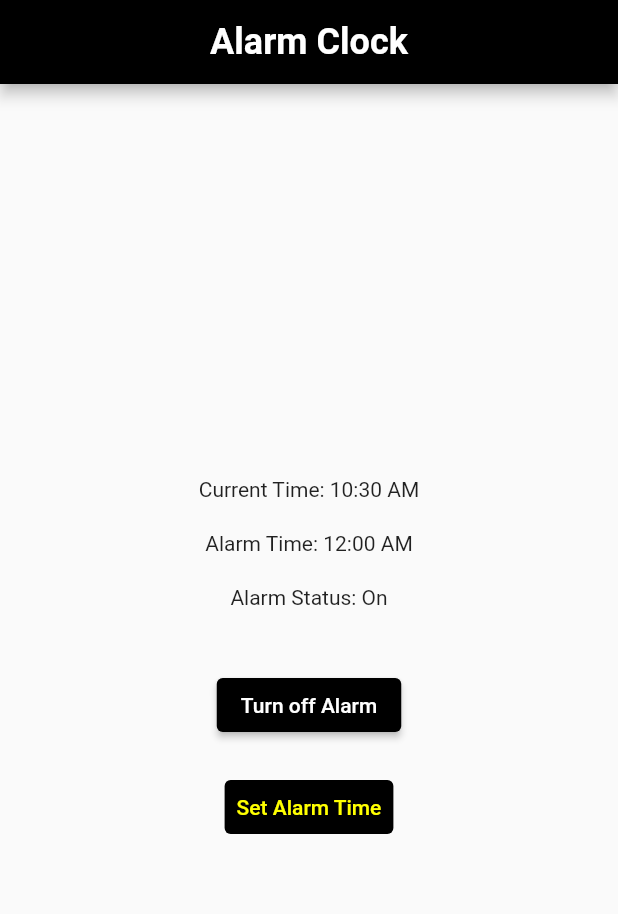
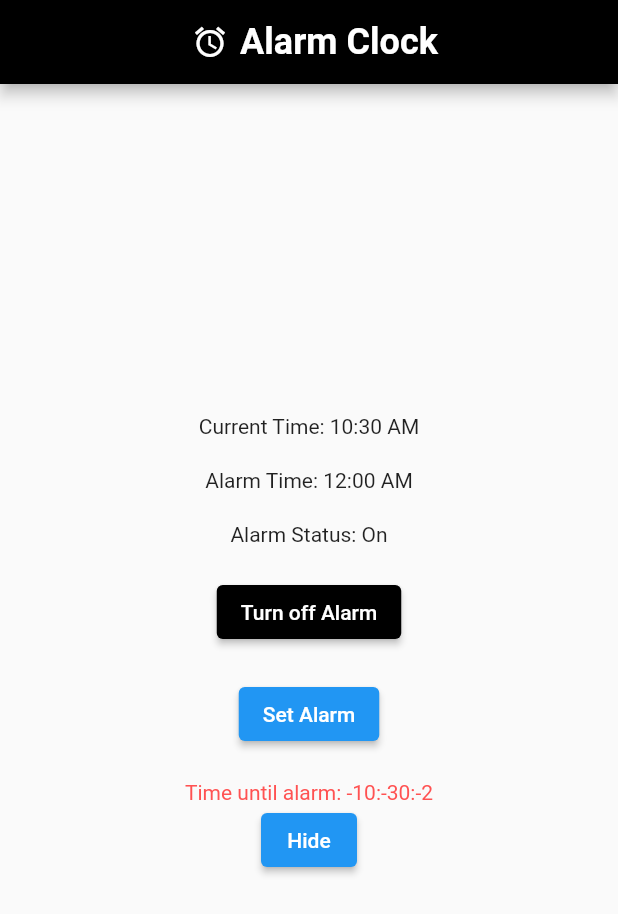
Before and after one commit to bvversoz/Experience, a Flutter app: the AlarmClockScreen screen opened directly, after a tap on "Turn on Alarm", on a phone screen of 412 x 824 dp. Shown: the top 914 px of the screen. Run offline on Flutter 3.47's test engine with Material 2 defaults, Android fonts, the phone set to English and light mode, and no system bars; our stand-ins replace fluttertoast.

Commit message:
Product PNGs Added

```diff
--- /dev/null
+++ b/lib/alarm_clock/appbar.dart
@@ -0,0 +1,34 @@
+
+import 'package:flutter/material.dart';
+
+
+
+class AlarmAppBar extends StatelessWidget implements PreferredSizeWidget {
+  @override
+  Size get preferredSize => Size.fromHeight(kToolbarHeight);
+
+  @override
+  Widget build(BuildContext context) {
+    return AppBar(
+      backgroundColor: Colors.black,
+      title: Row(
+        mainAxisAlignment: MainAxisAlignment.center,
+        children: [
+          Padding(
+            padding: const EdgeInsets.all(8.0),
+            child: Icon(Icons.alarm),
+          ),
+          Text(
+            'Alarm Clock',
+            style: TextStyle(
+              fontSize: 24,
+              fontWeight: FontWeight.bold,
+              color: Colors.white,
+            ),
+          ),
+        ],
+      ),
+      centerTitle: true,
+    );
+  }
+}
--- /dev/null
+++ b/lib/alarm_clock/clock_body.dart
@@ -0,0 +1,41 @@
+
+import 'dart:async';
+import 'package:flutter/material.dart';
+import 'package:gsheets/alarm_clock/toggle_alarm_button.dart';
+
+import 'count_down.dart';
+class SetAlarmButton extends StatefulWidget {
+  final Function(TimeOfDay) onAlarmSet;
+
+  SetAlarmButton({required this.onAlarmSet});
+
+  @override
+  _SetAlarmButtonState createState() => _SetAlarmButtonState();
+}
+
+class _SetAlarmButtonState extends State<SetAlarmButton> {
+  TimeOfDay _selectedTime = TimeOfDay(hour: 0, minute: 0);
+
+  Future<void> _selectTime(BuildContext context) async {
+    final TimeOfDay? selectedTime = await showTimePicker(
+      context: context,
+      initialTime: _selectedTime,
+    );
+
+    if (selectedTime != null) {
+      setState(() {
+        _selectedTime = selectedTime;
+      });
+
+      widget.onAlarmSet(selectedTime);
+    }
+  }
+
+  @override
+  Widget build(BuildContext context) {
+    return ElevatedButton(
+      child: Text('Set Alarm'),
+      onPressed: () => _selectTime(context),
+    );
+  }
+}
--- a/lib/alarm_clock/count_down.dart
+++ b/lib/alarm_clock/count_down.dart
@@ -3,8 +3,12 @@ import 'package:flutter/material.dart';
 
 class CountdownWidget extends StatefulWidget {
   final Duration duration;
+  final bool hideButton;
 
-  const CountdownWidget({required this.duration});
+  const CountdownWidget({
+    required this.duration,
+    this.hideButton = false,
+  });
 
   @override
   _CountdownWidgetState createState() => _CountdownWidgetState();
@@ -13,6 +17,7 @@ class CountdownWidget extends StatefulWidget {
 class _CountdownWidgetState extends State<CountdownWidget> {
   late Timer _timer;
   late Duration _remainingTime;
+  bool _isTimeHidden = false;
 
   @override
   void initState() {
@@ -41,6 +46,12 @@ class _CountdownWidgetState extends State<CountdownWidget> {
     return '$hours:$minutes:$seconds';
   }
 
+  void _toggleTimeVisibility() {
+    setState(() {
+      _isTimeHidden = !_isTimeHidden;
+    });
+  }
+
   @override
   void dispose() {
     _timer.cancel();
@@ -51,10 +62,16 @@ class _CountdownWidgetState extends State<CountdownWidget> {
   Widget build(BuildContext context) {
     return Column(
       children: [
-        Text(
-          'Time until alarm: ${_formatDuration(_remainingTime)}',
-          style: TextStyle(fontSize: 24, color: Colors.redAccent),
-        ),
+        if (!_isTimeHidden)
+          Text(
+            'Time until alarm: ${_formatDuration(_remainingTime)}',
+            style: TextStyle(fontSize: 14, color: Colors.redAccent),
+          ),
+        if (!_isTimeHidden && !widget.hideButton)
+          ElevatedButton(
+            child: Text('Hide'),
+            onPressed: _toggleTimeVisibility,
+          ),
       ],
     );
   }
--- a/lib/alarm_clock/main.dart
+++ b/lib/alarm_clock/main.dart
@@ -1,7 +1,9 @@
 import 'dart:async';
 import 'package:flutter/material.dart';
-import 'package:gsheets/alarm_clock/text_style_class.dart';
+import 'package:gsheets/alarm_clock/toggle_alarm_button.dart';
 
+import 'appbar.dart';
+import 'clock_body.dart';
 import 'count_down.dart';
 
 void main() => runApp(AlarmClockApp());
@@ -64,11 +66,12 @@ class _AlarmClockScreenState extends State<AlarmClockScreen> {
     }
   }
 
-  bool _isAlarmTime() {
+  bool _AlarmTime() {
     final now = TimeOfDay.now();
     return now == _selectedTime;
   }
 
+ // This code calculates the time remaining until a selected alarm time by subtracting the current time from the selected time.
   Duration _getTimeUntilAlarm() {
     final now = DateTime.now();
     final alarmDateTime = DateTime(
@@ -83,30 +86,21 @@ class _AlarmClockScreenState extends State<AlarmClockScreen> {
 
   @override
   Widget build(BuildContext context) {
+    final currentTime = TimeOfDay.now();
     final alarmTime = TimeOfDay(hour: _selectedTime.hour, minute: _selectedTime.minute);
-    final isAlarmTime = _isAlarmTime();
+    final isAlarmTime = currentTime == alarmTime;
     final timeUntilAlarm = _getTimeUntilAlarm();
 
+    String formattedTimeUntilAlarm = '${timeUntilAlarm.inHours}:${timeUntilAlarm.inMinutes.remainder(60).toString().padLeft(2, '0')}:${timeUntilAlarm.inSeconds.remainder(60).toString().padLeft(2, '0')}';
+
     return Scaffold(
-      appBar: AppBar(
-        backgroundColor: Colors.black,
-        title: Text(
-          'Alarm Clock',
-          style: TextStyle(
-            fontSize: 24,
-            fontWeight: FontWeight.bold,
-            color: Colors.white,
-          ),
-        ),
-        centerTitle: true,
-      ),
-
+      appBar: AlarmAppBar(),
       body: Center(
         child: Column(
           mainAxisAlignment: MainAxisAlignment.center,
           crossAxisAlignment: CrossAxisAlignment.center,
           children: [
-            Text('Current Time: ${TimeOfDay.now().format(context)}'),
+            Text('Current Time: ${currentTime.format(context)}'),
             SizedBox(height: 20),
             if (_isTimerSet)
               Column(
@@ -117,36 +111,29 @@ class _AlarmClockScreenState extends State<AlarmClockScreen> {
               ),
             Text('Alarm Status: ${_isAlarmOn ? 'On' : 'Off'}'),
             SizedBox(height: 20),
-            if (isAlarmTime)
-              Text(
-                'Wake up!',
-                style: TextStyle(fontSize: 32, fontWeight: FontWeight.bold),
-              ),
-            if (_isTimerSet && !isAlarmTime && timeUntilAlarm.inSeconds > 0)
+
+            AlarmButton(
+              isAlarmOn: _isAlarmOn,
+              onPressed: _toggleAlarm,
+            ),
+            SizedBox(height: 20),
+            SetAlarmButton(
+              onAlarmSet: (selectedTime) {
+                setState(() {
+                  _selectedTime = selectedTime;
+                  _isTimerSet = true; // Set the timer status to true when a time is selected
+                });
+              },
+            ),
+            SizedBox(height: 20),
+            if (_isAlarmOn && !isAlarmTime)
               CountdownWidget(
                 duration: timeUntilAlarm,
               ),
             SizedBox(height: 20),
-            ElevatedButton(
-              child: Text(_isAlarmOn ? 'Turn off Alarm' : 'Turn on Alarm'),
-              style: ElevatedButton.styleFrom(
-                primary: Colors.black, // Set the background color to black
-              ),
-              onPressed: _toggleAlarm,
-            ),
-            SizedBox(height: 20),
-            TextButton(
-              style: ElevatedButton.styleFrom(
-                primary: Colors.black, // Set the background color to black
-              ),
-              child: Text('Set Alarm Time', style: TextStyle(color: Colors.yellowAccent),),
-              onPressed: () => _selectTime(context),
-            ),
           ],
         ),
       ),
-
     );
   }
-
 }
--- /dev/null
+++ b/lib/alarm_clock/toggle_alarm_button.dart
@@ -0,0 +1,24 @@
+import 'package:flutter/material.dart';
+
+
+
+class AlarmButton extends StatelessWidget {
+  final bool isAlarmOn;
+  final VoidCallback onPressed;
+
+  const AlarmButton({
+    required this.isAlarmOn,
+    required this.onPressed,
+  });
+
+  @override
+  Widget build(BuildContext context) {
+    return ElevatedButton(
+      child: Text(isAlarmOn ? 'Turn off Alarm' : 'Turn on Alarm'),
+      onPressed: onPressed,
+      style: ElevatedButton.styleFrom(
+        primary: Colors.black, // Set the button background color to black
+      ),
+    );
+  }
+}
```
Also changed, not shown: lib/Stateful_Widgets/Counter.dart (+10 -6 lines), lib/alarm_clock/function_button.dart (deleted, +0 -24 lines), lib/alarm_clock/hidebutton.dart (added, +33 -0 lines), lib/alarm_clock/my_date_format.dart (deleted, +0 -70 lines).
